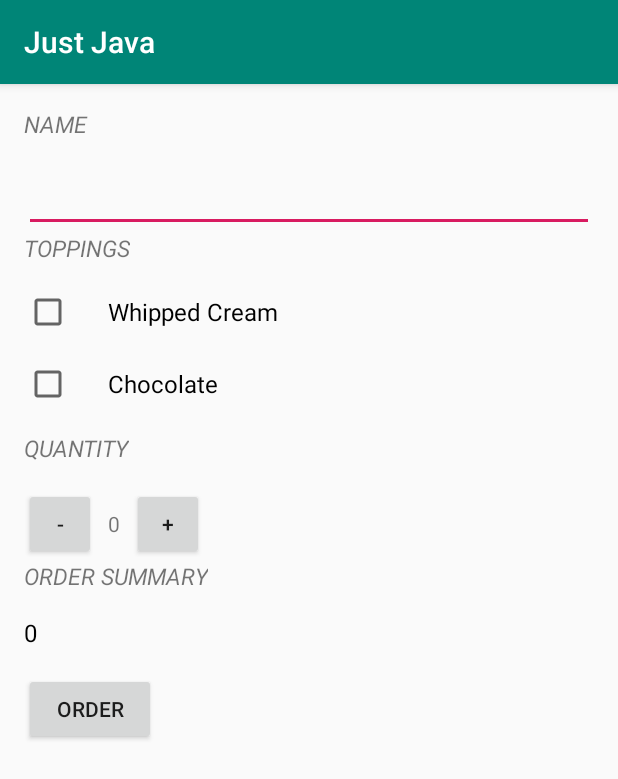
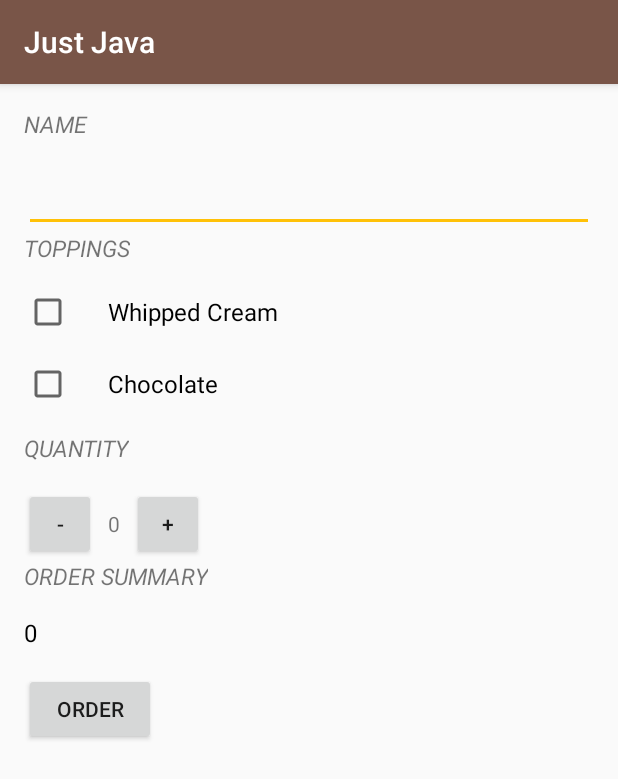
Before and after one commit to Pherlar/JustJava, an Android app: the screen it shows after launch (MainActivity), on a phone screen of 412 x 824 dp. Shown: the top 779 px of the screen. Run offline under Robolectric (Android 15) with nearby library versions, the phone set to English and light mode, and no system bars.

Commit message:
Change app theme colours

```diff
--- a/app/src/main/res/values/styles.xml
+++ b/app/src/main/res/values/styles.xml
@@ -3,9 +3,9 @@
     <!-- Base application theme. -->
     <style name="AppTheme" parent="Theme.AppCompat.Light.DarkActionBar">
         <!-- Customize your theme here. -->
-        <item name="colorPrimary">@color/colorPrimary</item>
-        <item name="colorPrimaryDark">@color/colorPrimaryDark</item>
-        <item name="colorAccent">@color/colorAccent</item>
+        <item name="colorPrimary">#795548</item>
+        <item name="colorPrimaryDark">#5D4037</item>
+        <item name="colorAccent">#FFC107</item>
     </style>
 
     <style name="CustomText">
```
